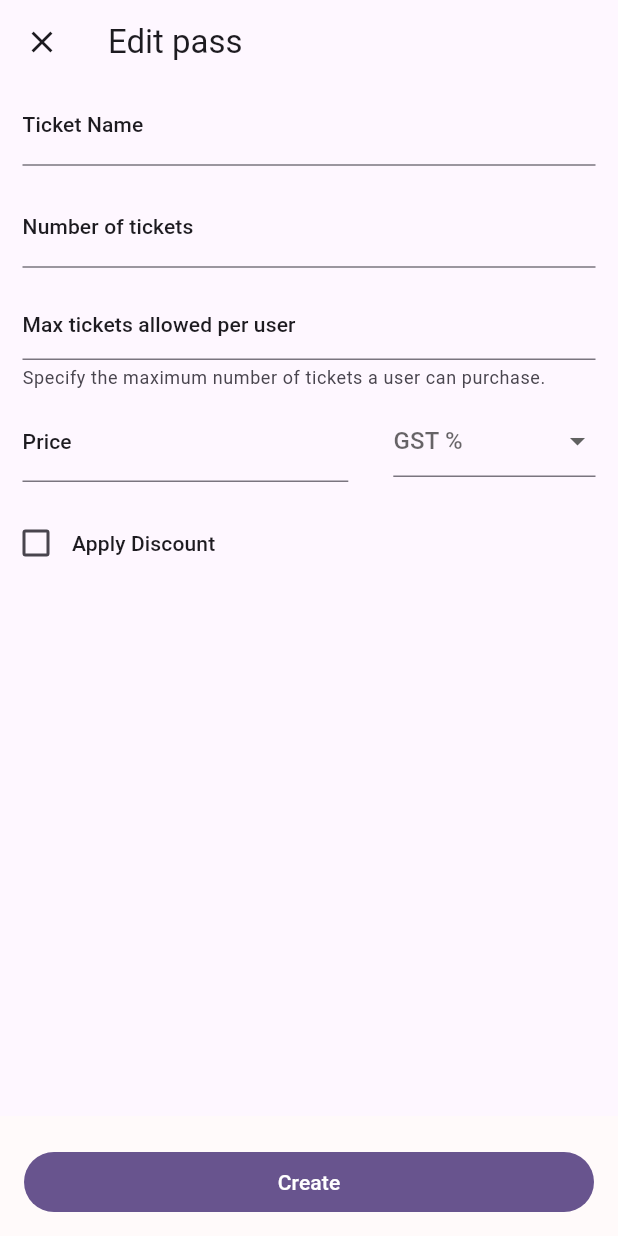
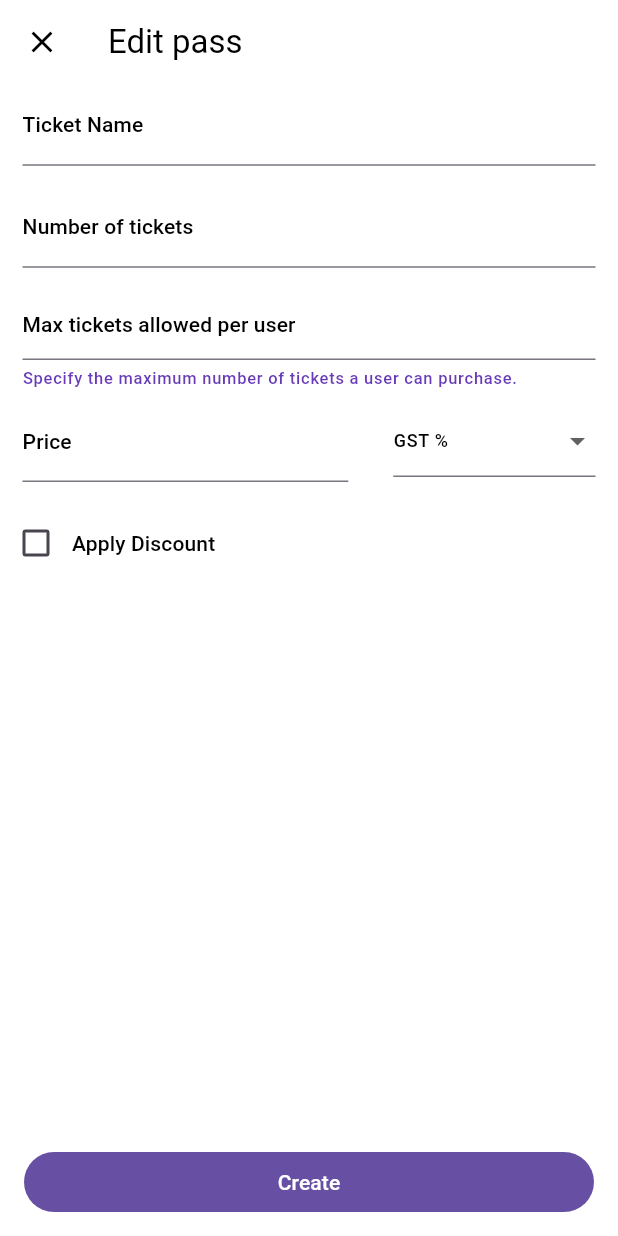
Before and after one commit to sreenandh-tp/manage_gathering, a Flutter app: the screen it shows after launch, tab 3 chosen, after a tap on the "edit square" icon, on a phone screen of 412 x 824 dp. Run offline on Flutter 3.47's test engine with Material 3 defaults, Android fonts, the phone set to English and light mode, and no system bars.

Commit message:
23/12/2024

```diff
--- a/lib/main.dart
+++ b/lib/main.dart
@@ -13,8 +13,87 @@ class MyApp extends StatelessWidget {
   Widget build(BuildContext context) {
     return MaterialApp(
       title: 'Flutter Demo',
+      themeMode: ThemeMode.system,
+      //LIGHT THEME
       theme: ThemeData(
-        colorScheme: ColorScheme.fromSeed(seedColor: Colors.deepPurple),
+        dialogTheme: const DialogTheme(backgroundColor: Colors.white70),
+        bottomSheetTheme:
+            const BottomSheetThemeData(backgroundColor: Colors.white),
+        bottomAppBarTheme: const BottomAppBarTheme(color: Colors.white),
+        cardTheme: CardTheme(
+            color: const Color.fromARGB(255, 243, 238, 251),
+            shape: RoundedRectangleBorder(
+                side: const BorderSide(color: Colors.black38),
+                borderRadius: BorderRadius.circular(10))),
+        outlinedButtonTheme: const OutlinedButtonThemeData(
+            style: ButtonStyle(
+                iconColor: WidgetStatePropertyAll(Colors.black),
+                side: WidgetStatePropertyAll(BorderSide(color: Colors.black)))),
+        popupMenuTheme: const PopupMenuThemeData(iconColor: Colors.black),
+        iconButtonTheme: const IconButtonThemeData(
+            style:
+                ButtonStyle(iconColor: WidgetStatePropertyAll(Colors.black))),
+        appBarTheme: const AppBarTheme(color: Colors.white),
+        tabBarTheme: const TabBarTheme(
+          labelColor: Colors.black,
+          dividerColor: Colors.black26,
+        ),
+        iconTheme: const IconThemeData(color: Colors.black45),
+        textTheme: const TextTheme(
+          titleLarge: TextStyle(color: Colors.black),
+          titleMedium: TextStyle(color: Colors.black),
+          titleSmall: TextStyle(color: Colors.black),
+          labelLarge: TextStyle(color: Colors.black),
+          labelMedium: TextStyle(color: Colors.black),
+          labelSmall: TextStyle(color: Colors.black),
+          bodyLarge: TextStyle(color: Colors.black),
+          bodyMedium: TextStyle(color: Colors.black),
+          bodySmall: TextStyle(color: Colors.black),
+        ),
+        scaffoldBackgroundColor: Colors.white,
+        chipTheme: const ChipThemeData(
+          backgroundColor: Color.fromARGB(255, 245, 240, 255),
+        ),
+      ),
+      // DARK THEME
+      darkTheme: ThemeData(
+        dialogTheme: const DialogTheme(backgroundColor: Colors.black87),
+        bottomSheetTheme:
+            const BottomSheetThemeData(backgroundColor: Colors.black87),
+        bottomAppBarTheme: const BottomAppBarTheme(color: Colors.black),
+        cardColor: Colors.black12,
+        cardTheme: CardTheme(
+            color: Colors.black12,
+            shape: RoundedRectangleBorder(
+                side: const BorderSide(color: Colors.white30),
+                borderRadius: BorderRadius.circular(10))),
+        outlinedButtonTheme: const OutlinedButtonThemeData(
+            style: ButtonStyle(
+                iconColor: WidgetStatePropertyAll(Colors.white),
+                side: WidgetStatePropertyAll(BorderSide(color: Colors.white)))),
+        popupMenuTheme: const PopupMenuThemeData(iconColor: Colors.white),
+        iconButtonTheme: const IconButtonThemeData(
+            style:
+                ButtonStyle(iconColor: WidgetStatePropertyAll(Colors.white))),
+        appBarTheme: const AppBarTheme(color: Colors.black),
+        tabBarTheme: const TabBarTheme(
+          labelColor: Colors.white,
+          dividerColor: Colors.white24,
+        ),
+        iconTheme: const IconThemeData(color: Colors.white),
+        textTheme: const TextTheme(
+          titleLarge: TextStyle(color: Colors.white),
+          titleMedium: TextStyle(color: Colors.white),
+          titleSmall: TextStyle(color: Colors.white),
+          labelLarge: TextStyle(color: Colors.white),
+          labelMedium: TextStyle(color: Colors.white),
+          labelSmall: TextStyle(color: Colors.white),
+          bodyLarge: TextStyle(color: Colors.white),
+          bodyMedium: TextStyle(color: Colors.white),
+          bodySmall: TextStyle(color: Colors.white),
+        ),
+        scaffoldBackgroundColor: Colors.black,
+        chipTheme: const ChipThemeData(backgroundColor: Colors.black),
       ),
       home: const ManageGatheringPage(),
       debugShowCheckedModeBanner: false,
--- a/lib/manage_gathering/screen/add_organizer/add_organizer_page.dart
+++ b/lib/manage_gathering/screen/add_organizer/add_organizer_page.dart
@@ -8,8 +8,9 @@ class AddOrganizerPage extends StatelessWidget {
     return Scaffold(
       appBar: AppBar(
         leading: const CloseButton(),
-        title: const Text(
+        title: Text(
           "Add Organizer",
+          style: Theme.of(context).textTheme.titleLarge,
         ),
       ),
       body: Padding(
@@ -51,7 +52,6 @@ class AddOrganizerPage extends StatelessWidget {
       ),
       bottomSheet: BottomAppBar(
         height: 65,
-        color: const Color.fromARGB(255, 255, 248, 248),
         child: SizedBox(
           width: double.infinity,
           child: FilledButton(
--- a/lib/manage_gathering/screen/manage_gathering.dart
+++ b/lib/manage_gathering/screen/manage_gathering.dart
@@ -80,9 +80,8 @@ class ManageGatheringPage extends StatelessWidget {
       ),
       body: Column(
         children: [
-          Container(
+          SizedBox(
             width: double.infinity,
-            color: Colors.white,
             child: Padding(
               padding: const EdgeInsets.only(top: 15, left: 18, right: 10),
               child: Column(
@@ -154,9 +153,8 @@ class ManageGatheringPage extends StatelessWidget {
           ),
           const SizedBox(height: 4),
           Expanded(
-            child: Container(
+            child: SizedBox(
               width: double.infinity,
-              color: Colors.white,
               child: DefaultTabController(
                 length: 3,
                 child: Column(
@@ -164,11 +162,10 @@ class ManageGatheringPage extends StatelessWidget {
                     TabBar(
                         tabAlignment: TabAlignment.fill,
                         // isScrollable: true,
-                        indicatorColor: Colors.indigo,
+                        indicatorColor: Colors.deepPurple,
                         indicatorSize: TabBarIndicatorSize.tab,
                         indicatorWeight: 3,
-                        dividerColor: Colors.black12,
-                        labelColor: Colors.indigo,
+                        labelColor: Colors.deepPurple,
                         unselectedLabelStyle:
                             Theme.of(context).textTheme.labelLarge,
                         labelStyle: Theme.of(context)
--- a/lib/manage_gathering/screen/tabbar_pages/guests_page.dart
+++ b/lib/manage_gathering/screen/tabbar_pages/guests_page.dart
@@ -7,28 +7,32 @@ class GuestsPage extends StatelessWidget {
   @override
   Widget build(BuildContext context) {
     return Scaffold(
-      backgroundColor: Colors.white,
       body: ListView(
         children: [
-          const Padding(
-            padding: EdgeInsets.only(left: 10, top: 12),
+          Padding(
+            padding: const EdgeInsets.only(left: 10, top: 12),
             child: Row(
               children: [
                 Chip(
                   elevation: 0,
-                  side: BorderSide(style: BorderStyle.none),
-                  backgroundColor: Color.fromARGB(255, 233, 222, 255),
-                  label: Text("All"),
+                  label: Text(
+                    "All",
+                    style: Theme.of(context).textTheme.labelMedium,
+                  ),
                 ),
-                SizedBox(width: 6),
+                const SizedBox(width: 6),
                 Chip(
-                  backgroundColor: Colors.white,
-                  label: Text("Verified"),
+                  label: Text(
+                    "Verified",
+                    style: Theme.of(context).textTheme.labelMedium,
+                  ),
                 ),
-                SizedBox(width: 6),
+                const SizedBox(width: 6),
                 Chip(
-                  backgroundColor: Colors.white,
-                  label: Text("Rejected"),
+                  label: Text(
+                    "Rejected",
+                    style: Theme.of(context).textTheme.labelMedium,
+                  ),
                 ),
               ],
             ),
@@ -60,8 +64,10 @@ class GuestsPage extends StatelessWidget {
                       Text("10 min ago",
                           style: Theme.of(context).textTheme.labelSmall),
                       const SizedBox(width: 8),
-                      const Icon(Icons.confirmation_num_outlined,
-                          size: 15, color: Colors.black45),
+                      const Icon(
+                        Icons.confirmation_num_outlined,
+                        size: 15,
+                      ),
                       const SizedBox(width: 4),
                       Text("1 pass",
                           style: Theme.of(context).textTheme.labelSmall)
--- a/lib/manage_gathering/screen/tabbar_pages/ticket_page.dart
+++ b/lib/manage_gathering/screen/tabbar_pages/ticket_page.dart
@@ -14,7 +14,6 @@ class TicketPage extends StatelessWidget {
 
     return Scaffold(
       resizeToAvoidBottomInset: false,
-      backgroundColor: Colors.white,
       body: Padding(
         padding: const EdgeInsets.symmetric(vertical: 10, horizontal: 10),
         child: ListView(
--- a/lib/manage_gathering/screen/tabbar_pages/widgets/accept_reject_button.dart
+++ b/lib/manage_gathering/screen/tabbar_pages/widgets/accept_reject_button.dart
@@ -22,9 +22,14 @@ class AcceptOrRejectButton extends StatelessWidget {
                 context: context,
                 builder: (context) {
                   return AlertDialog(
-                    title: const Text("Reject?"),
-                    content: const Text(
-                        "Are you sure you want to reject this joining request?"),
+                    title: Text(
+                      "Reject?",
+                      style: Theme.of(context).textTheme.titleMedium,
+                    ),
+                    content: Text(
+                      "Are you sure you want to reject this joining request?",
+                      style: Theme.of(context).textTheme.labelMedium,
+                    ),
                     actions: [
                       TextButton(
                           onPressed: () {
--- a/lib/manage_gathering/screen/tabbar_pages/widgets/ticket_widget.dart
+++ b/lib/manage_gathering/screen/tabbar_pages/widgets/ticket_widget.dart
@@ -24,6 +24,7 @@ class TickectWidget extends StatelessWidget {
     return SizedBox(
       width: double.infinity,
       child: Card.outlined(
+        // shape: RoundedRectangleBorder(borderRadius: BorderRadius.circular(10)),
         child: Column(
           mainAxisAlignment: MainAxisAlignment.spaceBetween,
           mainAxisSize: MainAxisSize.max,
@@ -83,7 +84,8 @@ class TickectWidget extends StatelessWidget {
                     strickedPrice!,
                     style: Theme.of(context).textTheme.labelLarge?.merge(
                         const TextStyle(
-                            decoration: TextDecoration.lineThrough)),
+                            decoration: TextDecoration.lineThrough,
+                            color: Colors.white54)),
                   ),
                 ],
               ),
--- a/lib/manage_gathering/screen/ticket_edit/ticket_edit_page.dart
+++ b/lib/manage_gathering/screen/ticket_edit/ticket_edit_page.dart
@@ -20,8 +20,9 @@ class TicketEditPage extends StatelessWidget {
       resizeToAvoidBottomInset: false,
       appBar: AppBar(
         leading: const CloseButton(),
-        title: const Text(
+        title: Text(
           "Edit pass",
+          style: Theme.of(context).textTheme.titleLarge,
         ),
       ),
       body: Form(
@@ -57,7 +58,10 @@ class TicketEditPage extends StatelessWidget {
                     child: Padding(
                       padding: const EdgeInsets.symmetric(horizontal: 15),
                       child: DropdownButtonFormField(
-                        hint: const Text("GST %"),
+                        hint: Text(
+                          "GST %",
+                          style: Theme.of(context).textTheme.labelMedium,
+                        ),
                         validator: (value) {
                           if (value != null) {
                             return null;
@@ -69,7 +73,10 @@ class TicketEditPage extends StatelessWidget {
                           (e) {
                             return DropdownMenuItem(
                               value: e,
-                              child: Text(e),
+                              child: Text(
+                                e,
+                                style: Theme.of(context).textTheme.labelMedium,
+                              ),
                             );
                           },
                         ).toList(),
@@ -191,7 +198,6 @@ class TicketEditPage extends StatelessWidget {
         ),
       ),
       bottomSheet: BottomAppBar(
-        color: const Color.fromARGB(255, 255, 250, 250),
         child: Align(
           alignment: Alignment.bottomCenter,
           child: SizedBox(
--- a/lib/manage_gathering/screen/ticket_edit/widgets/tickect_textfield_widget.dart
+++ b/lib/manage_gathering/screen/ticket_edit/widgets/tickect_textfield_widget.dart
@@ -29,6 +29,10 @@ class TicketTextFieldWidget extends StatelessWidget {
         },
         decoration: InputDecoration(
           helperText: helpText,
+          helperStyle: Theme.of(context)
+              .textTheme
+              .labelSmall
+              ?.merge(const TextStyle(color: Colors.deepPurple)),
           labelText: labelText,
           labelStyle: Theme.of(context).textTheme.labelLarge,
           hintText: hintText,
```
